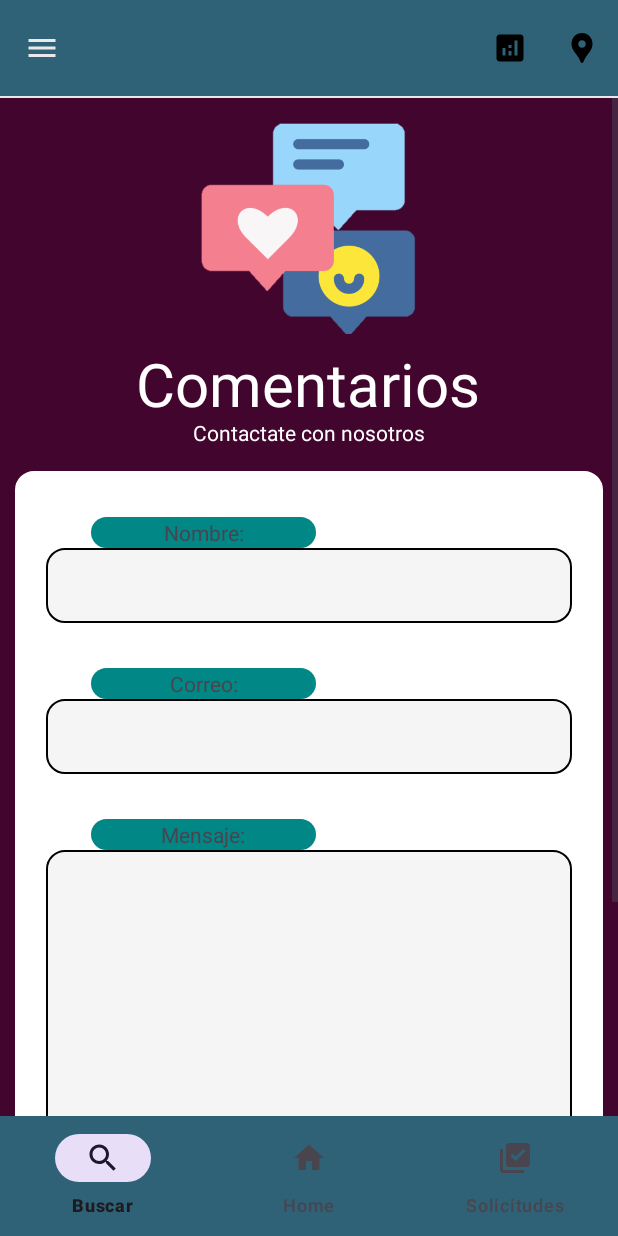
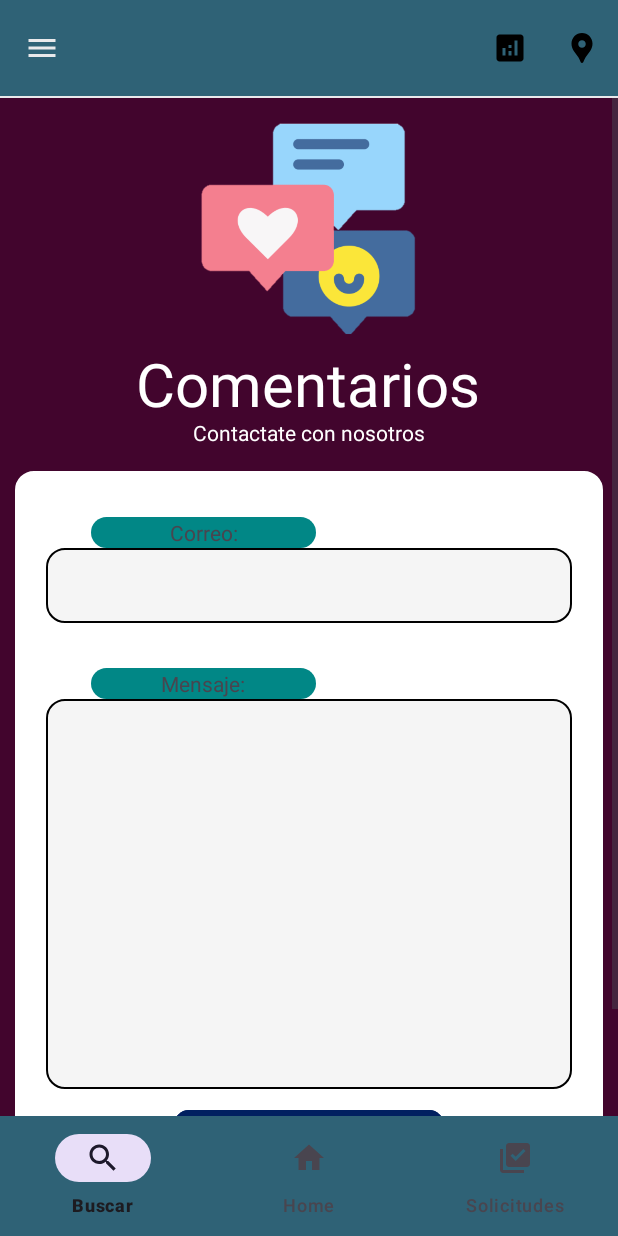
Before and after one commit to JairoAlan/EduXploraAndroid, an Android app: the fragment Menu_Comentarios_Fragment placed in its activity, on a phone screen of 412 x 824 dp. Run offline under Robolectric (Android 15) with nearby library versions, the phone set to English and light mode, and no system bars; our stand-ins replace Volley; network calls fail.

Commit message:
le meti lo de comentarios nuevos veamos jaja, aver si no la regamos jajaj por si las mocas descargo la ultima version

```diff
--- a/app/src/main/java/com/example/eduxplorap/MainActivity.java
+++ b/app/src/main/java/com/example/eduxplorap/MainActivity.java
@@ -35,6 +35,7 @@ public class MainActivity extends AppCompatActivity {
     BottomNavigationView bottomNavigationView;
 
     ActivityMainBinding binding;
+    private int idUsuario;
 
 
     @Override
@@ -56,11 +57,15 @@ public class MainActivity extends AppCompatActivity {
                 R.string.drawer_close,R.string.drawer_open);
 
         drawerLayout.addDrawerListener(toogle);
+        //Intent intent = getIntent();
+        //String rolUsuario = intent.getStringExtra("ROL_USUARIO");
+        //idUsuario = intent.getIntExtra("ID_USUARIO", 0);
 
+        Intent intent = getIntent();
+        String usuarioRol = intent.getStringExtra("ROL_USUARIO");
+        idUsuario = intent.getIntExtra("ID_USUARIO", 0);
+        binding.bottomNavigationView.setOnItemSelectedListener(item ->{
 
-        binding.bottomNavigationView.setOnItemSelectedListener(item ->{
-            Intent intent = getIntent();
-            String usuarioRol = intent.getStringExtra("ROL_USUARIO");
             if(item.getItemId() == R.id.ihome){
                 replaceFragment(new Home_Fragment());
             }else if(item.getItemId() == R.id.icheck){
@@ -107,7 +112,14 @@ public class MainActivity extends AppCompatActivity {
             }
             else if(item.getItemId() == R.id.iComen)
             {
-                replaceFragment(new Menu_Comentarios_Fragment());
+                Menu_Comentarios_Fragment fragment = new Menu_Comentarios_Fragment();
+
+                // Crear un bundle para pasar el idUsuario al fragmento
+                Bundle bundle = new Bundle();
+                bundle.putInt("ID_USUARIO", idUsuario); // Pasar el idUsuario al bundle
+                fragment.setArguments(bundle);
+
+                replaceFragment(fragment);
             }
             else if(item.getItemId() == R.id.iConfig)
             {
--- a/app/src/main/java/com/example/eduxplorap/Menu_Comentarios_Fragment.java
+++ b/app/src/main/java/com/example/eduxplorap/Menu_Comentarios_Fragment.java
@@ -2,9 +2,6 @@ package com.example.eduxplorap;
 
 import android.os.AsyncTask;
 import android.os.Bundle;
-
-import androidx.fragment.app.Fragment;
-
 import android.util.Log;
 import android.view.LayoutInflater;
 import android.view.View;
@@ -13,15 +10,14 @@ import android.widget.Button;
 import android.widget.EditText;
 import android.widget.Toast;
 
+import androidx.fragment.app.Fragment;
+
+import java.io.BufferedReader;
 import java.io.IOException;
+import java.io.InputStreamReader;
 import java.net.HttpURLConnection;
 import java.net.URL;
 
-/**
- * A simple {@link Fragment} subclass.
- * Use the {@link Menu_Comentarios_Fragment#newInstance} factory method to
- * create an instance of this fragment.
- */
 public class Menu_Comentarios_Fragment extends Fragment {
 
     private static final String API_URL = "https://busc-int-upt-0f93f68ff11c.herokuapp.com/contactoV.php";
@@ -29,56 +25,13 @@ public class Menu_Comentarios_Fragment extends Fragment {
     EditText tvCorreoComent, tvMensajeComent;
     Button btnenviarcoment;
 
-    // TODO: Rename parameter arguments, choose names that match
-    // the fragment initialization parameters, e.g. ARG_ITEM_NUMBER
-    private static final String ARG_PARAM1 = "param1";
-    private static final String ARG_PARAM2 = "param2";
-
-    // TODO: Rename and change types of parameters
-    private String mParam1;
-    private String mParam2;
-
-    public Menu_Comentarios_Fragment() {
-        // Required empty public constructor
-    }
-
-    /**
-     * Use this factory method to create a new instance of
-     * this fragment using the provided parameters.
-     *
-     * @param param1 Parameter 1.
-     * @param param2 Parameter 2.
-     * @return A new instance of fragment Menu_Comentarios_Fragment.
-     */
-    // TODO: Rename and change types and number of parameters
-    public static Menu_Comentarios_Fragment newInstance(String param1, String param2) {
-        Menu_Comentarios_Fragment fragment = new Menu_Comentarios_Fragment();
-        Bundle args = new Bundle();
-        args.putString(ARG_PARAM1, param1);
-        args.putString(ARG_PARAM2, param2);
-        fragment.setArguments(args);
-        return fragment;
-    }
-
-    @Override
-    public void onCreate(Bundle savedInstanceState) {
-        super.onCreate(savedInstanceState);
-        if (getArguments() != null) {
-            mParam1 = getArguments().getString(ARG_PARAM1);
-            mParam2 = getArguments().getString(ARG_PARAM2);
-        }
-    }
-
     @Override
     public View onCreateView(LayoutInflater inflater, ViewGroup container,
                              Bundle savedInstanceState) {
-        // Inflate the layout for this fragment
-        View view = inflater.inflate(R.layout.fragment_menu__comentarios_, container, false);
+        View rootView = inflater.inflate(R.layout.fragment_menu__comentarios_, container, false);
 
-        tvCorreoComent = view.findViewById(R.id.tvCorreoComent);
-        tvMensajeComent = view.findViewById(R.id.tvMensajeComent);
-        btnenviarcoment = view.findViewById(R.id.btnenviarcoment);
-
+        tvCorreoComent = rootView.findViewById(R.id.tvCorreoComent);
+        tvMensajeComent = rootView.findViewById(R.id.tvMensajeComent);
         // Recuperar el idUsuario del Bundle
         Bundle bundle = getArguments();
         int idUsuario = 0;
@@ -87,7 +40,7 @@ public class Menu_Comentarios_Fragment extends Fragment {
             // Hacer lo que necesites con el idUsuario en el fragmento...
         }
 
-        Button btnenviarcoment = view.findViewById(R.id.btnenviarcoment);
+        Button btnenviarcoment = rootView.findViewById(R.id.btnenviarcoment);
         final int finalIdUsuario = idUsuario;
         btnenviarcoment.setOnClickListener(new View.OnClickListener() {
             @Override
@@ -96,8 +49,7 @@ public class Menu_Comentarios_Fragment extends Fragment {
             }
         });
 
-
-        return view;
+        return rootView;
     }
 
     private void enviarDatos(int idUsuario) {
--- a/app/src/main/res/layout/fragment_menu__comentarios_.xml
+++ b/app/src/main/res/layout/fragment_menu__comentarios_.xml
@@ -70,23 +70,6 @@
                     android:background="@drawable/titulo_filtro"
                     android:backgroundTint="@color/teal_700"
                     android:textAlignment="center"
-                    android:text="Nombre:"/>
-                <TextView
-                    android:layout_width="match_parent"
-                    android:layout_height="50dp"
-                    android:layout_marginLeft="20dp"
-                    android:layout_marginRight="20dp"
-                    android:background="@drawable/borde"
-                    android:id="@+id/tvNombreComent"/>
-                <TextView
-                    android:layout_width="150dp"
-                    android:layout_height="wrap_content"
-                    android:layout_marginLeft="50dp"
-                    android:layout_marginTop="30dp"
-                    android:layout_marginRight="20dp"
-                    android:background="@drawable/titulo_filtro"
-                    android:backgroundTint="@color/teal_700"
-                    android:textAlignment="center"
                     android:text="Correo:"/>
                 <EditText
                     android:layout_width="match_parent"
@@ -118,11 +101,11 @@
                     android:layout_height="wrap_content"
                     android:layout_gravity="center"
                     android:text="Enviar"
+                    android:id="@+id/btnenviarcoment"
                     android:textSize="35sp"
                     app:cornerRadius="10dp"
                     android:layout_margin="10dp"
-                    android:backgroundTint="@color/azulMarino"
-                    android:id="@+id/btnenviarcoment"/>
+                    android:backgroundTint="@color/azulMarino"/>
 
             </LinearLayout>
         </LinearLayout>
```
